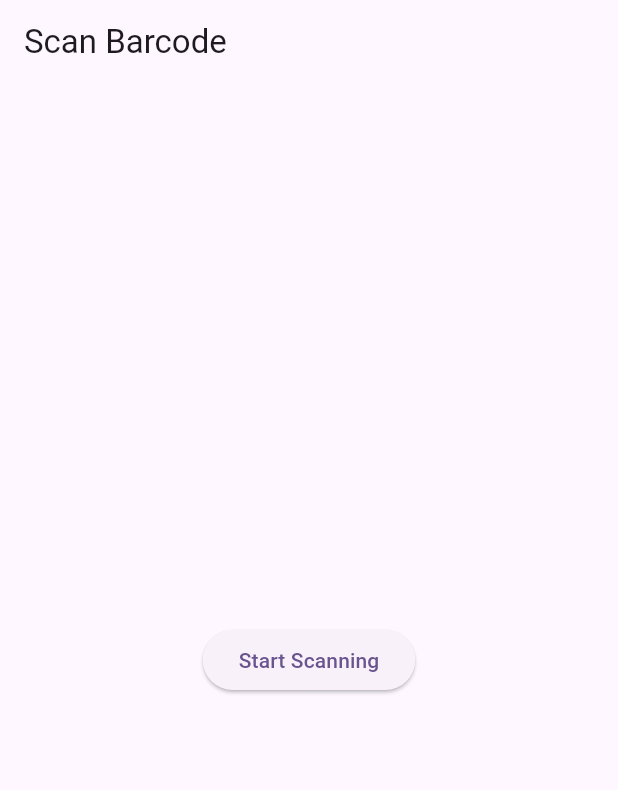
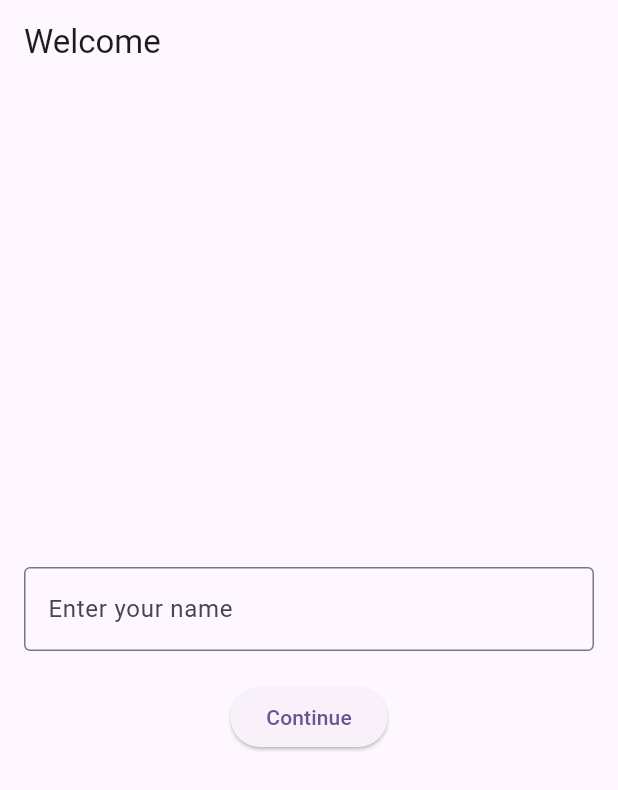
Before and after one commit to simbiss/GitHealthy, a Flutter app: the screen it shows after launch, on a phone screen of 412 x 824 dp. Shown: the top 790 px of the screen. Run offline on Flutter 3.47's test engine with Material 3 defaults, Android fonts, the phone set to English and light mode, and no system bars; our stand-ins replace google_nav_bar, permission_handler, shared_preferences; missing offline and left inert: flutter_barcode_scanner.

Commit message:
ajout nom nouveaux utilisateur

```diff
--- a/lib/main.dart
+++ b/lib/main.dart
@@ -2,6 +2,7 @@
 import 'package:google_nav_bar/google_nav_bar.dart';
 import 'package:marihacks7/pages/page_camera_scanner.dart';
 import 'package:marihacks7/pages/page_scan_history.dart';
+import 'package:marihacks7/pages/page_username.dart';
 
 void main() {
   runApp(const MyApp());
@@ -18,7 +19,7 @@
         colorScheme: ColorScheme.fromSeed(seedColor: Colors.deepPurple),
         useMaterial3: true,
       ),
-      home: BarcodeScanPage(),
+      home: WelcomePage(),
     );
   }
 }
--- /dev/null
+++ b/lib/pages/page_username.dart
@@ -0,0 +1,76 @@
+import 'package:flutter/material.dart';
+import 'package:marihacks7/pages/page_camera_scanner.dart';
+import 'package:shared_preferences/shared_preferences.dart';
+
+class WelcomePage extends StatefulWidget {
+  @override
+  _WelcomePageState createState() => _WelcomePageState();
+}
+
+class _WelcomePageState extends State<WelcomePage> {
+  final TextEditingController _nameController = TextEditingController();
+  bool _isUserNew = true;
+
+  @override
+  void initState() {
+    super.initState();
+    _checkIfUserIsNew();
+  }
+
+  Future<void> _checkIfUserIsNew() async {
+    final SharedPreferences prefs = await SharedPreferences.getInstance();
+    String? userName = prefs.getString('userName');
+    if (userName != null) {
+      Navigator.of(context).pushReplacement(
+        MaterialPageRoute(builder: (context) => BarcodeScanPage()),
+      );
+    } else {
+      setState(() {
+        _isUserNew = true;
+      });
+    }
+  }
+
+  Future<void> _setName() async {
+    if (_nameController.text.isNotEmpty) {
+      final SharedPreferences prefs = await SharedPreferences.getInstance();
+      await prefs.setString('userName', _nameController.text.trim());
+      setState(() {
+        _isUserNew = false;
+      });
+    }
+  }
+
+  @override
+  Widget build(BuildContext context) {
+    return Scaffold(
+      appBar: AppBar(
+        title: Text('Welcome'),
+      ),
+      body: Padding(
+        padding: EdgeInsets.all(16.0),
+        child: Column(
+          mainAxisAlignment: MainAxisAlignment.center,
+          children: [
+            TextField(
+              controller: _nameController,
+              decoration: InputDecoration(
+                labelText: 'Enter your name',
+                border: OutlineInputBorder(),
+              ),
+            ),
+            SizedBox(height: 20),
+            ElevatedButton(
+              onPressed: _setName,
+              child: Text('Continue'),
+            ),
+          ],
+        ),
+      ),
+    );
+  }
+}
+
+void main() {
+  runApp(MaterialApp(home: WelcomePage()));
+}
--- a/pubspec.yaml
+++ b/pubspec.yaml
@@ -39,6 +39,7 @@ dependencies:
   google_nav_bar: ^5.0.6
   permission_handler: ^11.3.1
   flutter_barcode_scanner: ^2.0.0
+  shared_preferences: ^2.2.2
 
 dev_dependencies:
   flutter_test:
```
Also changed, not shown: pubspec.lock.
